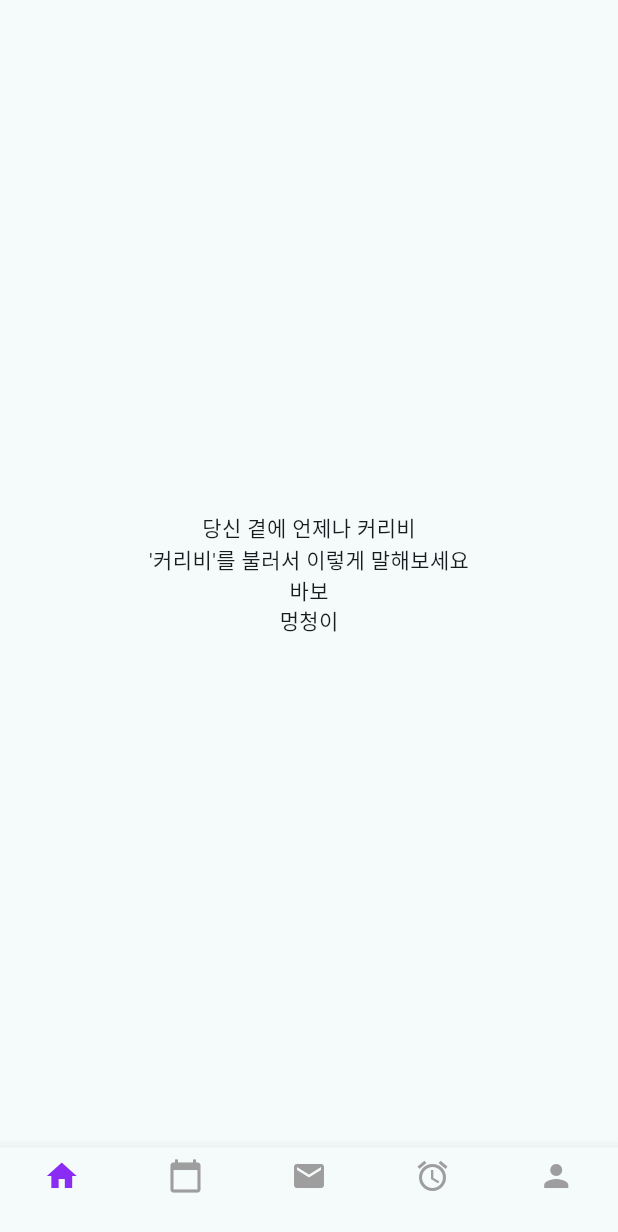
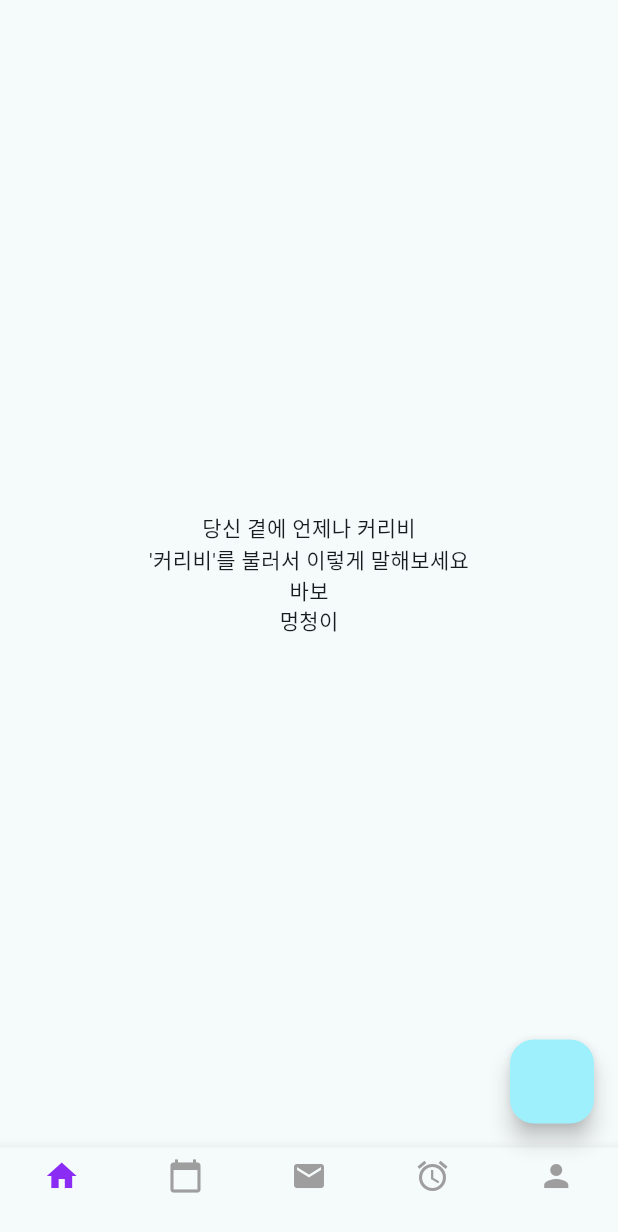
Before and after one commit to oreo1001/kobi, a Flutter app: the screen it shows after launch, on a phone screen of 412 x 824 dp. Shown: the top 1232 px of the screen. Run offline on Flutter 3.47's test engine with Material 3 defaults, Android fonts, the light colour scheme and no system bars; our stand-ins replace flutter_local_notifications, flutter_screenutil, flutter_timezone, get, google_fonts, permission_handler and 2 more; missing offline and left inert: audio_session, audiofileplayer, flutter_snowboy, flutter_sound; network calls fail.

Commit message:
assistant page test

```diff
--- /dev/null
+++ b/lib/Assistant/ResponseWidgets/default.dart
@@ -0,0 +1,21 @@
+import 'package:flutter/material.dart';
+
+class DefaultResponse extends StatelessWidget {
+  const DefaultResponse({super.key});
+
+  @override
+  Widget build(BuildContext context) {
+    return Center(
+      child: Column(
+        mainAxisAlignment: MainAxisAlignment.center,
+        crossAxisAlignment: CrossAxisAlignment.center,
+        children: [
+          Text('당신 곁에 언제나 커리비'),
+          Text("'커리비'를 불러서 이렇게 말해보세요"),
+          Text("바보"),
+          Text("멍청이"),
+        ],
+      ),
+    );
+  }
+}
--- /dev/null
+++ b/lib/Assistant/ResponseWidgets/response_animation.dart
@@ -0,0 +1,23 @@
+import 'package:flutter/material.dart';
+
+class SlideFromLeftAnimation extends StatelessWidget {
+  final Widget child;
+  final int durationSeconds;
+
+  SlideFromLeftAnimation({required this.child, this.durationSeconds = 1});
+
+  @override
+  Widget build(BuildContext context) {
+    return TweenAnimationBuilder(
+      tween: Tween<Offset>(begin: Offset(-100, 0), end: Offset(0, 0)),
+      duration: Duration(seconds: durationSeconds),
+      child: child,
+      builder: (context, Offset value, Widget? child) {
+        return Transform.translate(
+          offset: value,
+          child: child,
+        );
+      },
+    );
+  }
+}
--- /dev/null
+++ b/lib/Assistant/ResponseWidgets/test_controller.dart
@@ -0,0 +1,6 @@
+import 'package:get/get.dart';
+
+class TestController extends GetxController {
+
+  RxInt testValue = 0.obs;
+}
--- /dev/null
+++ b/lib/Assistant/ResponseWidgets/test_floating_action_button.dart
@@ -0,0 +1,27 @@
+import 'package:flutter/material.dart';
+import 'package:get/get.dart';
+import 'package:kobi/Assistant/ResponseWidgets/test_controller.dart';
+
+class TestFloatingActionButton extends StatelessWidget {
+  TestFloatingActionButton({super.key});
+
+  TestController testController = Get.put(TestController());
+
+  @override
+  Widget build(BuildContext context) {
+    return FloatingActionButton(onPressed: () {
+      if (testController.testValue.value == 0) {
+        testController.testValue.value = 1;
+      }
+      else if (testController.testValue.value == 1) {
+        testController.testValue.value = 2;
+      }
+      else if (testController.testValue.value == 2) {
+        testController.testValue.value = 3;
+      }
+      else {
+        testController.testValue.value = 0;
+      }
+    });
+  }
+}
--- a/lib/Assistant/page_assistant.dart
+++ b/lib/Assistant/page_assistant.dart
@@ -1,4 +1,12 @@
 import 'package:flutter/material.dart';
+import 'package:get/get.dart';
+import 'package:kobi/Assistant/ResponseWidgets/default.dart';
+import 'package:kobi/Assistant/ResponseWidgets/response_animation.dart';
+import 'package:kobi/Assistant/ResponseWidgets/test1.dart';
+import 'package:kobi/Assistant/ResponseWidgets/test_controller.dart';
+
+import 'ResponseWidgets/test2.dart';
+import 'ResponseWidgets/test3.dart';
 class AssistantPage extends StatefulWidget {
   const AssistantPage({super.key});
 
@@ -7,20 +15,32 @@ class AssistantPage extends StatefulWidget {
 }
 
 class _AssistantPageState extends State< AssistantPage> {
+  TestController testController = Get.put(TestController());
+
+  Widget currentWidget = DefaultResponse() ;
+
   @override
   Widget build(BuildContext context) {
-    return Scaffold(body : Center(
-      child: Column(
-        mainAxisAlignment: MainAxisAlignment.center,
-        crossAxisAlignment: CrossAxisAlignment.center,
-        children: [
-          Text('당신 곁에 언제나 커리비'),
-          Text("'커리비'를 불러서 이렇게 말해보세요"),
-          Text("바보"),
-          Text("멍청이"),
-        ],
-      ),
-    )
-    );
+    return Obx(() {
+      print("testValue: ${testController.testValue.value}");
+      int testValue  = testController.testValue.value;
+      changeWidget(testValue);
+      return currentWidget;});
+  }
+
+  void changeWidget(int testValue) {
+    if (testValue == 0) {
+      currentWidget = SlideFromLeftAnimation(
+          child: DefaultResponse());
+    }
+    else if (testValue == 1) {
+      currentWidget = SlideFromLeftAnimation(child: Test1());
+    }
+    else if (testValue == 2) {
+      currentWidget = Test2();
+    }
+    else {
+      currentWidget = Test3();
+    }
   }
 }
--- a/lib/page_main.dart
+++ b/lib/page_main.dart
@@ -1,6 +1,7 @@
 import 'package:flutter/material.dart';
 import 'package:get/get.dart';
 import 'package:kobi/Alarm/page_alarm.dart';
+import 'package:kobi/Assistant/ResponseWidgets/test_floating_action_button.dart';
 import 'package:kobi/Calendar/calendar_app.dart';
 import 'package:kobi/Controller/recorder_controller.dart';
 
@@ -16,7 +17,7 @@ class MainPage extends StatefulWidget {
 }
 
 class _MainPageState extends State<MainPage> {
-  RecorderController recorderController = Get.put(RecorderController());
+  // RecorderController recorderController = Get.put(RecorderController());
 
   int _selectedIndex = 0;
   static final List<Widget> _widgetOptions = <Widget>[
@@ -36,7 +37,7 @@ class _MainPageState extends State<MainPage> {
   @override
   void initState() {
     super.initState();
-    recorderController.onInit();
+    // recorderController.onInit();
   }
 
   @override
@@ -54,6 +55,7 @@ class _MainPageState extends State<MainPage> {
           ),
         ],
       ),
+      floatingActionButton: TestFloatingActionButton(),
       bottomNavigationBar: BottomNavigationBar(
         type: BottomNavigationBarType.fixed,
         unselectedItemColor: Colors.grey,
```
Also changed, not shown: lib/Assistant/ResponseWidgets/test1.dart (added, +13 -0 lines), lib/Assistant/ResponseWidgets/test2.dart (added, +12 -0 lines), lib/Assistant/ResponseWidgets/test3.dart (added, +12 -0 lines).
